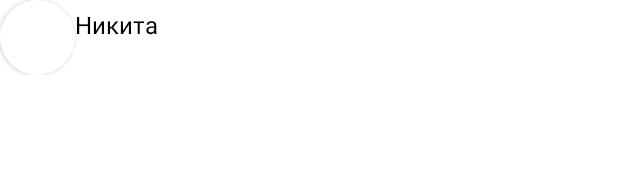
After one commit to Rengerstarx/TaGOnrog, an Android app: the layout coment.xml on its own in the app's theme, with its tools: preview values and no code run, on a phone screen of 412 x 824 dp. The commit adds this screen. Shown: the top 190 px of the screen. Run offline under Robolectric (Android 15) with nearby library versions, the phone set to English and light mode, and no system bars; Roboto replaces fonts that are not available here.

Commit message:
Add show coment

```diff
--- a/app/src/main/java/com/example/taganroggo/Adapters/PlaceAdapter.kt
+++ b/app/src/main/java/com/example/taganroggo/Adapters/PlaceAdapter.kt
@@ -81,6 +81,7 @@ class PlaceAdapter(val listener: Listener, val context: Context): RecyclerView.A
         return  PlaceHolder(view)
     }
 
+    @RequiresApi(Build.VERSION_CODES.Q)
     override fun onBindViewHolder(holder: PlaceHolder, position: Int) {
         holder.bind(PlaceList[position], listener, context)
     }
--- a/app/src/main/java/com/example/taganroggo/MainActivity.kt
+++ b/app/src/main/java/com/example/taganroggo/MainActivity.kt
@@ -179,6 +179,9 @@ class MainActivity : AppCompatActivity() {
                     if (minimum_needed_distance >= minimum_distance && liveData.flag_view.value != true && is_frag != 2) {
                         Log.i("info dist", "now fragment - ${is_frag}")
                         Log.i("info dist", "${liveData.data.value!!.time}")
+                        val sharedPreferences = getSharedPreferences("SPDB", Context.MODE_PRIVATE)
+                        val uid = sharedPreferences.getInt("id", 1)
+                        FirebaseAPI().addVisitByName(liveData.data.value!!.name, uid, liveData.data.value!!.id)
                         liveData.flag_view.value = true
                         if (is_frag != 2) {
                             replaceFragment(Map())
--- a/app/src/main/java/com/example/taganroggo/PlaceData.kt
+++ b/app/src/main/java/com/example/taganroggo/PlaceData.kt
@@ -1,3 +1,3 @@
 package com.example.taganroggo
 
-data class PlaceData(val placeID: Int, val allPos: Int?, val lastPos: String?, val coment: Boolean?)
+data class PlaceData(val placeID: Int, val allPos: Int?, val lastPos: String?, var coment: Boolean?)
--- a/app/src/main/java/com/example/taganroggo/Profile.kt
+++ b/app/src/main/java/com/example/taganroggo/Profile.kt
@@ -59,6 +59,7 @@ class Profile : Fragment(), PlaceAdapterUser.Listener {
                 FirebaseDatabase.getInstance().getReference("Places").child(placeData.placeID.toString()).child("Visitors").child(uid.toString()).child("Rait").setValue(binding.ratingBar.rating.toInt())
                 FirebaseDatabase.getInstance().getReference("Users").child(uid.toString()).child("Place").child(placeData.placeID.toString()).child("Coment").setValue(true)
                 binding.cardRate.visibility = View.GONE
+                placeData.coment = true
             }
             binding.button2.setOnClickListener {
                 binding.cardRate.visibility = View.GONE
--- /dev/null
+++ b/app/src/main/res/layout/coment.xml
@@ -0,0 +1,44 @@
+<?xml version="1.0" encoding="utf-8"?>
+<LinearLayout xmlns:android="http://schemas.android.com/apk/res/android"
+    xmlns:app="http://schemas.android.com/apk/res-auto"
+    android:layout_width="wrap_content"
+    android:layout_height="wrap_content">
+
+    <androidx.cardview.widget.CardView
+        android:layout_width="match_parent"
+        android:layout_height="match_parent"
+        app:cardCornerRadius="100dp">
+
+        <ImageView
+            android:id="@+id/imageView7"
+            android:layout_width="50dp"
+            android:layout_height="50dp"
+            android:scaleType="centerCrop"
+            app:srcCompat="@drawable/clear" />
+    </androidx.cardview.widget.CardView>
+
+    <LinearLayout
+        android:layout_width="match_parent"
+        android:layout_height="match_parent"
+        android:orientation="vertical">
+
+        <TextView
+            android:id="@+id/textView13"
+            android:layout_width="match_parent"
+            android:layout_height="wrap_content"
+            android:layout_gravity="top"
+            android:layout_marginTop="5dp"
+            android:textSize="16sp"
+            android:textColor="@color/black"
+            android:text="Никита" />
+
+        <TextView
+            android:id="@+id/textView14"
+            android:layout_width="match_parent"
+            android:layout_height="wrap_content"
+            android:textSize="16sp"
+            android:textColor="@color/black"
+            android:layout_gravity="center_vertical"
+            android:text="" />
+    </LinearLayout>
+</LinearLayout>
--- a/app/src/main/res/layout/tag.xml
+++ b/app/src/main/res/layout/tag.xml
@@ -3,7 +3,7 @@
     android:layout_width="wrap_content"
     android:layout_height="wrap_content"
     xmlns:app="http://schemas.android.com/apk/res-auto"
-    app:cardBackgroundColor="@color/mainGreen"
+    app:cardBackgroundColor="@color/mainBlue"
     app:cardCornerRadius="20dp">
 
     <TextView
--- a/app/src/main/res/values/colors.xml
+++ b/app/src/main/res/values/colors.xml
@@ -5,6 +5,7 @@
     <color name="purple_700">#FF3700B3</color>
     <color name="teal_200">#FF03DAC5</color>
     <color name="teal_700">#FF018786</color>
+    <color name="mainBlue">#4F98CA</color>
     <color name="black">#FF000000</color>
     <color name="white">#FFFFFFFF</color>
     <color name="mainGreen">#009C4F</color>
```
Also changed, not shown: app/src/main/java/com/example/taganroggo/Adapters/ComentAdapter.kt (added, +94 -0 lines), app/src/main/java/com/example/taganroggo/Map.kt (+19 -5 lines), app/src/main/res/layout/bottom_sheet_for_map.xml (+27 -5 lines), app/src/main/res/layout/fragment_map.xml (+0 -20 lines).
